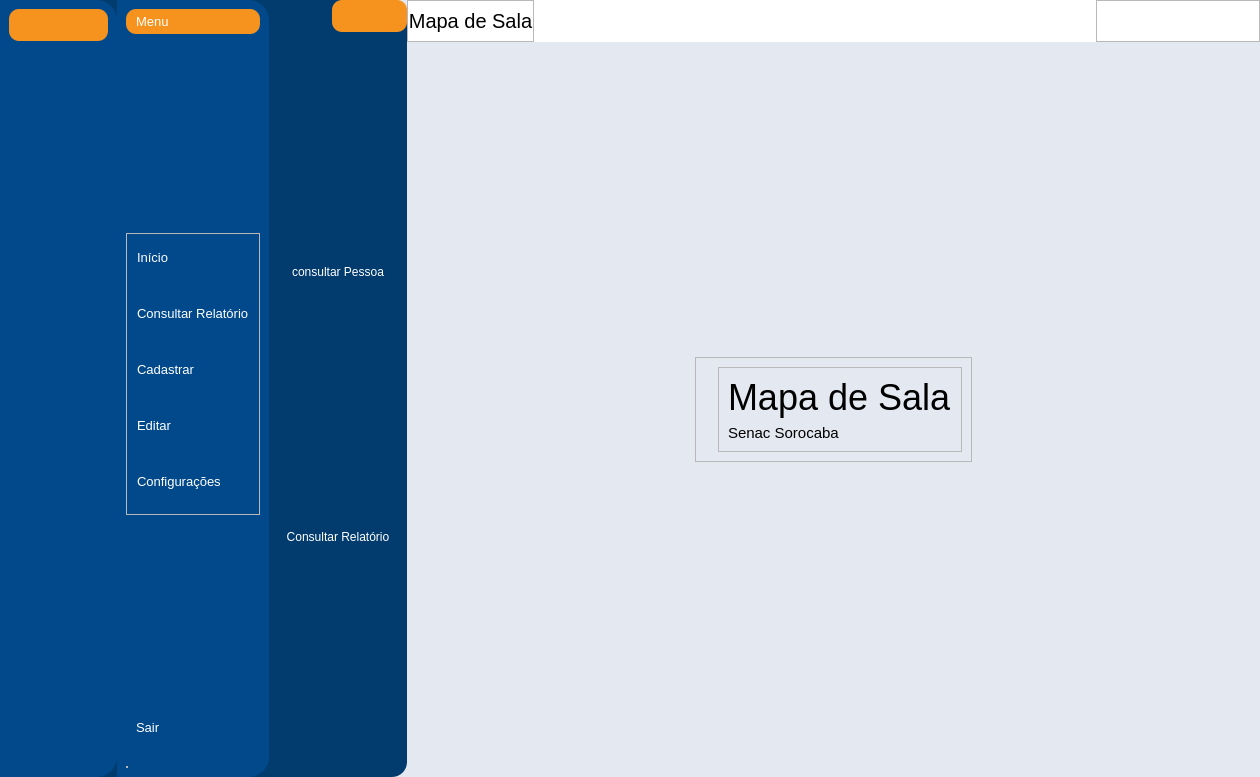
This is App/view/ui/home.ui in Senac-SOR-ADS/Mapa-de-Sala as Qt 5 draws it before an edit. The edited form follows.
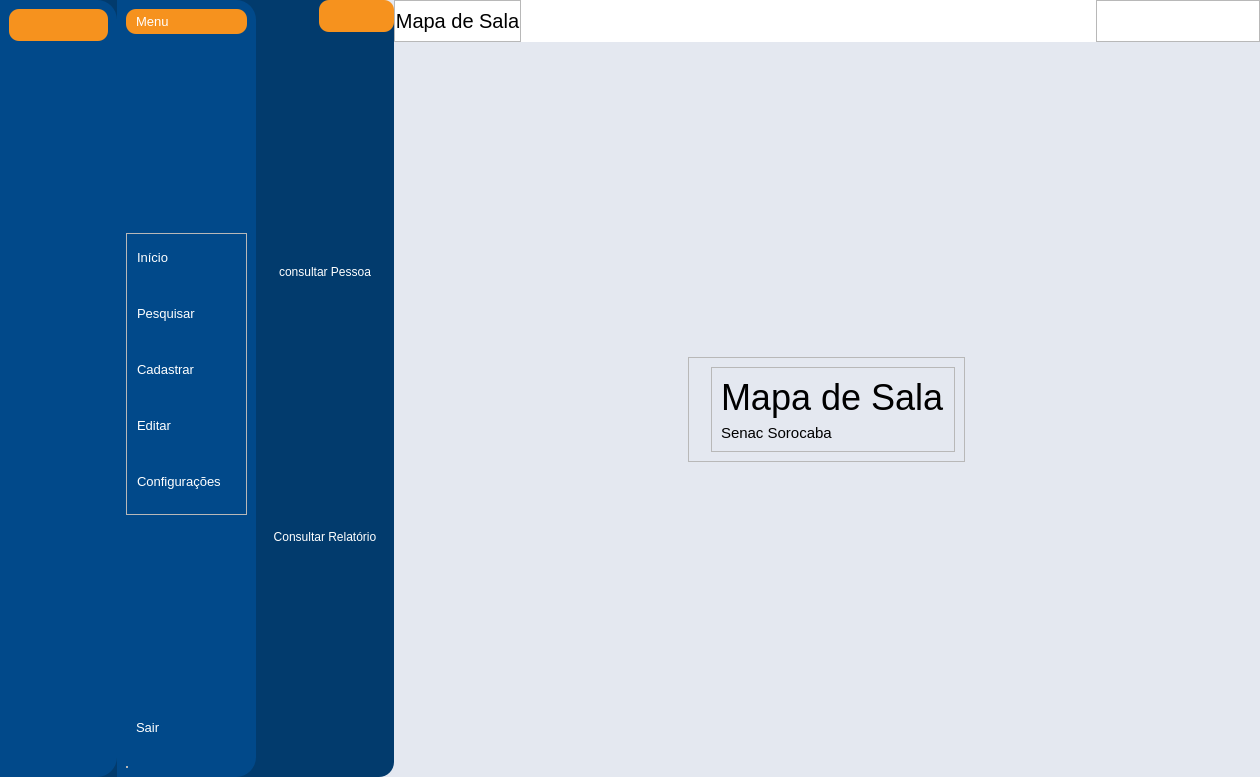
This is the edited form. Icons and pictures are not drawn.

Commit message: mudando o icone da pesquisa

```diff
--- a/App/view/ui/home.ui
+++ b/App/view/ui/home.ui
@@ -631,7 +631,7 @@
                       <string notr="true"/>
                      </property>
                      <property name="text">
-                      <string>Consultar Relatório</string>
+                      <string>Pesquisar</string>
                      </property>
                      <property name="icon">
                       <iconset>
```
Left out of the diff: 4 changed lines with no effect on the pictures.
